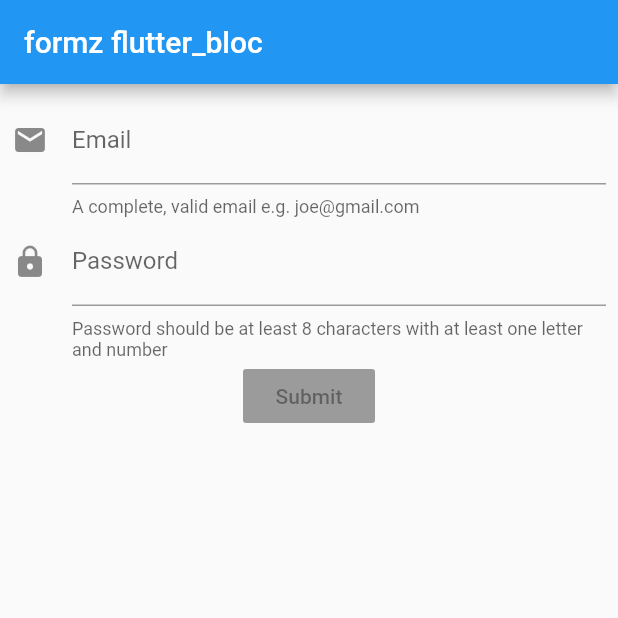
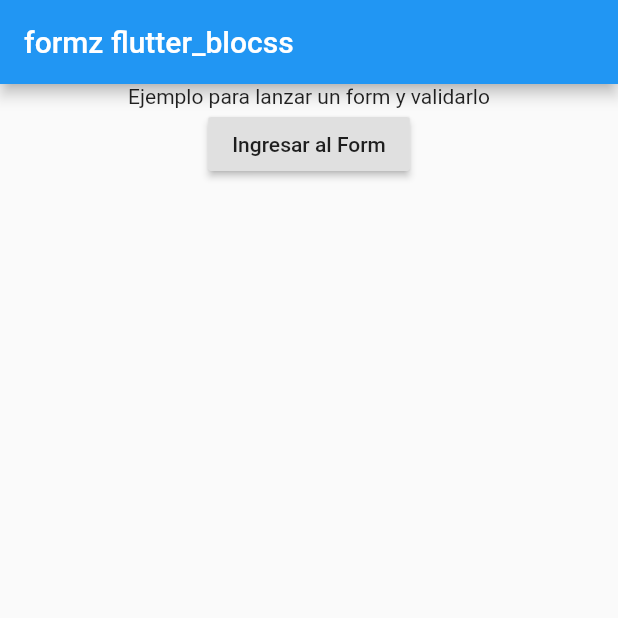
Before and after one commit to mariouriarte/formz_ejemplo, a Flutter app: the screen it shows after launch, on a phone screen of 412 x 824 dp, the top half of it. Run offline on Flutter 3.47's test engine with Material 2 defaults, Android fonts, the phone set to English and light mode, and no system bars; our stand-ins replace bloc, equatable, flutter_bloc, formz.

Commit message:
Se creo una pagina de inicio y un boton al form

```diff
--- a/lib/main.dart
+++ b/lib/main.dart
@@ -1,5 +1,6 @@
 import 'package:flutter/material.dart';
 import 'package:flutter_bloc/flutter_bloc.dart';
+import 'package:formz_ejemplo/src/inicio_page/inicio_page.dart';
 
 import 'bloc/form/mi_form_bloc.dart';
 import 'package:formz/formz.dart';
@@ -17,194 +18,7 @@ class MyApp extends StatelessWidget {
         primarySwatch: Colors.blue,
         visualDensity: VisualDensity.adaptivePlatformDensity,
       ),
-      home: MyHomePage(title: 'formz flutter_bloc'),
+      home: InicioPage(title: 'formz flutter_blocss'),
     );
   }
 }
-
-class MyHomePage extends StatefulWidget {
-  MyHomePage({Key key, this.title}) : super(key: key);
-
-  final String title;
-
-  @override
-  _MyHomePageState createState() => _MyHomePageState();
-}
-
-class _MyHomePageState extends State<MyHomePage> {
-  @override
-  Widget build(BuildContext context) {
-    return Scaffold(
-      appBar: AppBar(
-        title: Text(widget.title),
-      ),
-      body: BlocProvider(
-        create: (context) => MiFormBloc(),
-        child: ConstruirForm(),
-      ),
-    );
-  }
-}
-
-class ConstruirForm extends StatelessWidget {
-  @override
-  Widget build(BuildContext context) {
-    return BlocListener<MiFormBloc, MiFormState>(
-      listener: (context, state) {
-        if (state.status.isSubmissionSuccess) {
-          Scaffold.of(context).hideCurrentSnackBar();
-          showDialog<void>(
-            context: context,
-            builder: (_) => SuccessDialog(),
-          );
-        }
-        if (state.status.isSubmissionInProgress) {
-          Scaffold.of(context)
-            ..hideCurrentSnackBar()
-            ..showSnackBar(
-              const SnackBar(content: Text('Submitting...')),
-            );
-        }
-      },
-      child: Padding(
-        padding: const EdgeInsets.all(8.0),
-        child: Column(
-          children: <Widget>[
-            EmailInput(),
-            PasswordInput(),
-            SubmitButton(),
-          ],
-        ),
-      ),
-    );
-  }
-}
-
-class EmailInput extends StatelessWidget {
-  // const EmailInput({Key key, this.focusNode}) : super(key: key);
-  // final FocusNode focusNode;
-
-  @override
-  Widget build(BuildContext context) {
-    return BlocBuilder<MiFormBloc, MiFormState>(
-      buildWhen: (previous, current) {
-        //todo
-        //print()
-        return previous.email != current.email;
-      },
-      builder: (context, state) {
-        return TextFormField(
-          initialValue: state.email.value,
-          // focusNode: focusNode,
-          decoration: InputDecoration(
-            icon: const Icon(Icons.email),
-            labelText: 'Email',
-            helperText: 'A complete, valid email e.g. joe@gmail.com',
-            errorText: state.email.invalid
-                ? 'Please ensure the email entered is valid'
-                : null,
-          ),
-          keyboardType: TextInputType.emailAddress,
-          onChanged: (value) {
-            context.read<MiFormBloc>().add(EmailChangedEvent(email: value));
-          },
-          // textInputAction: TextInputAction.next,
-        );
-      },
-    );
-  }
-}
-
-class PasswordInput extends StatelessWidget {
-  // const PasswordInput({Key key, this.focusNode}) : super(key: key);
-  // final FocusNode focusNode;
-
-  @override
-  Widget build(BuildContext context) {
-    return BlocBuilder<MiFormBloc, MiFormState>(
-      buildWhen: (previous, current) {
-        //todo
-        //print()
-        return previous.password != current.password;
-      },
-      builder: (context, state) {
-        return TextFormField(
-          initialValue: state.password.value,
-          decoration: InputDecoration(
-            icon: const Icon(Icons.lock),
-            helperText:
-                '''Password should be at least 8 characters with at least one letter and number''',
-            helperMaxLines: 2,
-            labelText: 'Password',
-            errorMaxLines: 2,
-            errorText: state.password.invalid
-                ? '''Password must be at least 8 characters and contain at least one letter and number'''
-                : null,
-          ),
-          obscureText: true,
-          onChanged: (value) {
-            context
-                .read<MiFormBloc>()
-                .add(PasswordChangedEvent(password: value));
-          },
-          // textInputAction: TextInputAction.done,
-        );
-      },
-    );
-  }
-}
-
-class SubmitButton extends StatelessWidget {
-  @override
-  Widget build(BuildContext context) {
-    return BlocBuilder<MiFormBloc, MiFormState>(
-      buildWhen: (previous, current) => previous.status != current.status,
-      builder: (context, state) {
-        return RaisedButton(
-          onPressed: state.status.isValidated
-              ? () => context.read<MiFormBloc>().add(FormSubmittedEvent())
-              : null,
-          child: const Text('Submit'),
-        );
-      },
-    );
-  }
-}
-
-class SuccessDialog extends StatelessWidget {
-  @override
-  Widget build(BuildContext context) {
-    return Dialog(
-      shape: RoundedRectangleBorder(
-        borderRadius: BorderRadius.circular(8),
-      ),
-      child: Padding(
-        padding: const EdgeInsets.all(8.0),
-        child: Column(
-          mainAxisSize: MainAxisSize.min,
-          children: <Widget>[
-            Row(
-              mainAxisSize: MainAxisSize.max,
-              children: <Widget>[
-                const Icon(Icons.info),
-                const Flexible(
-                  child: Padding(
-                    padding: EdgeInsets.all(10),
-                    child: Text(
-                      'Form Submitted Successfully!',
-                      softWrap: true,
-                    ),
-                  ),
-                ),
-              ],
-            ),
-            RaisedButton(
-              child: const Text('OK'),
-              onPressed: () => Navigator.of(context).pop(),
-            ),
-          ],
-        ),
-      ),
-    );
-  }
-}
--- /dev/null
+++ b/lib/src/inicio_page/inicio_page.dart
@@ -0,0 +1,36 @@
+import 'package:flutter/material.dart';
+
+import 'package:formz_ejemplo/src/formulario_page/formulario_page.dart';
+
+class InicioPage extends StatelessWidget {
+  const InicioPage({Key key, this.title}) : super(key: key);
+
+  final String title;
+
+  @override
+  Widget build(BuildContext context) {
+    return Scaffold(
+      appBar: AppBar(
+        title: Text(title),
+      ),
+      body: Container(
+        child: Center(
+          child: Column(
+            children: [
+              Text('Ejemplo para lanzar un form y validarlo'),
+              RaisedButton(
+                onPressed: () {
+                  Navigator.push(
+                    context,
+                    MaterialPageRoute(builder: (context) => FormularioPage()),
+                  );
+                },
+                child: Text('Ingresar al Form'),
+              )
+            ],
+          ),
+        ),
+      ),
+    );
+  }
+}
```
Also changed, not shown: lib/bloc/form/mi_form_bloc.dart (+0 -28 lines), lib/src/formulario_page/formulario_page.dart (added, +187 -0 lines).
